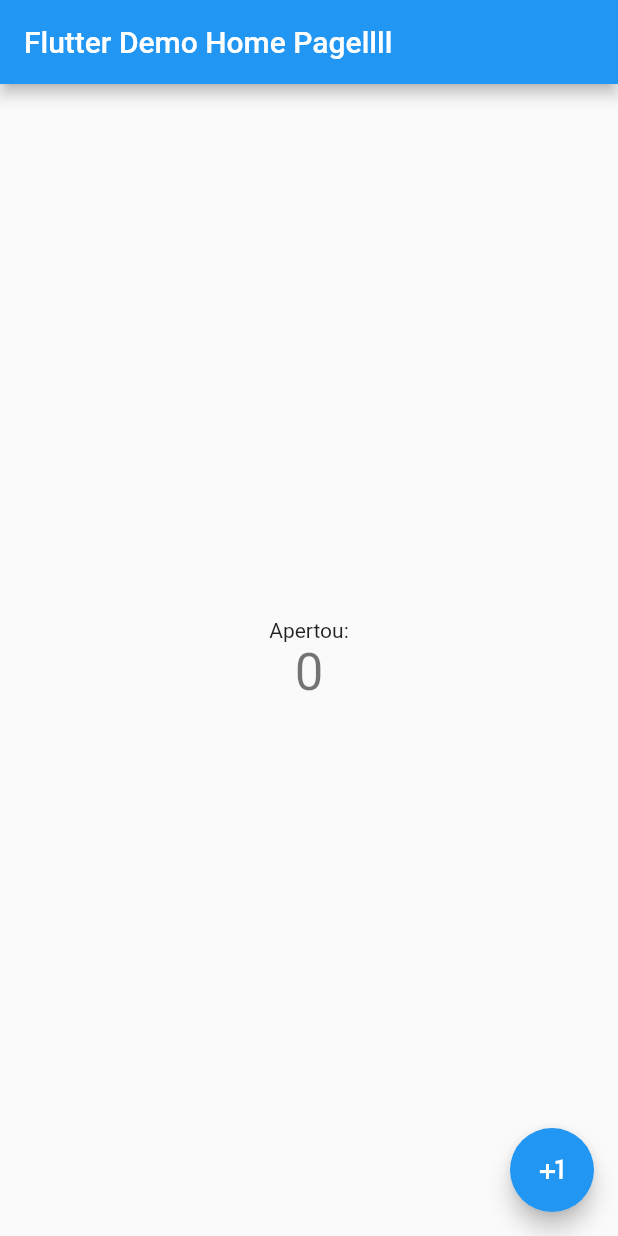
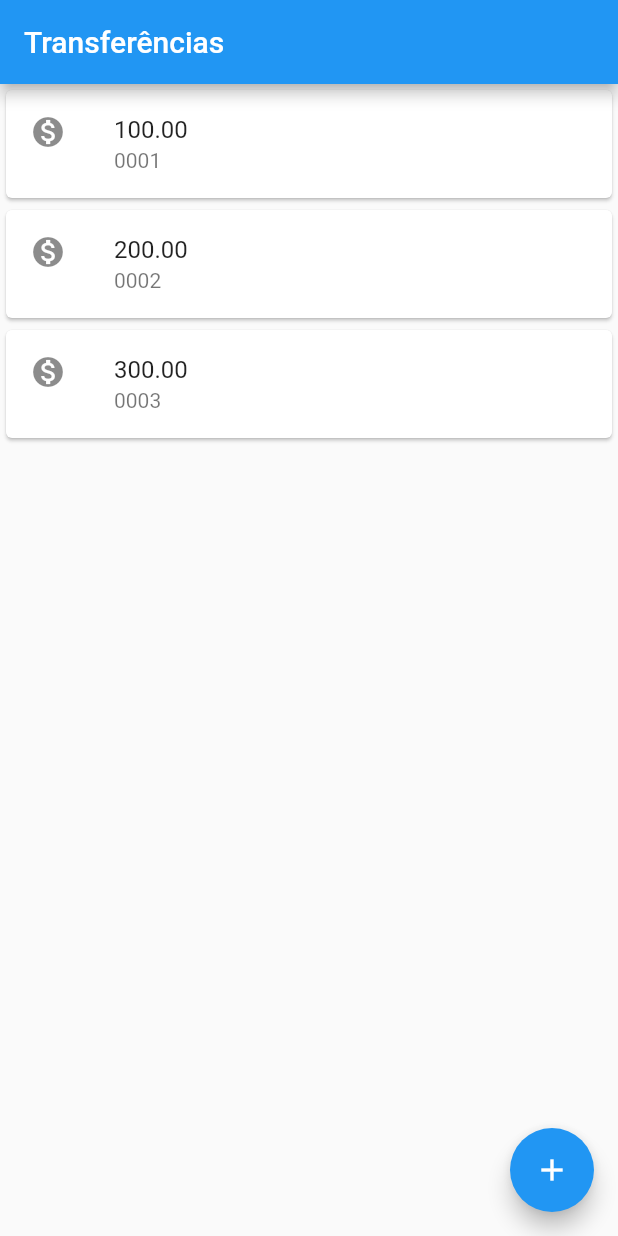
Before and after one commit to coelhoadler/flutter, a Flutter app: the screen it shows after launch, on a phone screen of 412 x 824 dp. Run offline on Flutter 3.47's test engine with Material 2 defaults, Android fonts, the phone set to English and light mode, and no system bars.

Commit message:
Adicionando componente para criar listagem de cards

```diff
--- a/lib/main.dart
+++ b/lib/main.dart
@@ -1,68 +1,58 @@
 import 'package:flutter/material.dart';
 
-void main() {
-  runApp(MyApp());
-}
+void main() => runApp(
+  MaterialApp(
+    home: Scaffold(
+      body: ListaTransferencias(),
+      appBar: AppBar(title: const Text('Transferências'),),
+      floatingActionButton: FloatingActionButton(
+        child: Icon(Icons.add),
+        onPressed: null,
+      ),
+    ),
+    debugShowCheckedModeBanner: false,
+  )
+);
 
-class MyApp extends StatelessWidget {
-  // This widget is the root of your application.
+class ListaTransferencias extends StatelessWidget {
   @override
   Widget build(BuildContext context) {
-    return MaterialApp(
-      title: 'Flutter Demo',
-      theme: ThemeData(
-        primarySwatch: Colors.blue,
-      ),
-      home: MyHomePage(title: 'Flutter Demo Home Pagellll'),
+    // TODO: implement build
+    return Column(
+      children: [
+        ItemTransferencia(Transferencia('100.00', '0001')),
+        ItemTransferencia(Transferencia('200.00', '0002')),
+        ItemTransferencia(Transferencia('300.00', '0003')),
+      ],
     );
   }
 }
 
-class MyHomePage extends StatefulWidget {
-  MyHomePage({Key? key, required this.title}) : super(key: key);
+class ItemTransferencia extends StatelessWidget {
 
-  final String title;
+  final Transferencia transferencia;
 
-  @override
-  _MyHomePageState createState() => _MyHomePageState();
-}
 
-class _MyHomePageState extends State<MyHomePage> {
-  int _counter = 0;
-
-  void _incrementCounter() {
-    setState(() {
-      _counter++;
-    });
-  }
+  ItemTransferencia(this.transferencia);
 
   @override
   Widget build(BuildContext context) {
 
-    return Scaffold(
-      appBar: AppBar(
-        title: Text(widget.title),
+    return Card(
+      child: ListTile(
+        leading: Icon(Icons.monetization_on),
+        title: Text(transferencia.valor.toString()),
+        subtitle: Text(transferencia.numeroConta.toString()),
       ),
-      body: Center(
-        child: Column(
-          mainAxisAlignment: MainAxisAlignment.center,
-          children: <Widget>[
-            Text(
-              'Apertou:',
-            ),
-            Text(
-              '$_counter',
-              style: Theme.of(context).textTheme.headline4,
-            ),
-          ],
-        ),
-      ),
-      floatingActionButton: FloatingActionButton(
-        onPressed: _incrementCounter,
-        tooltip: 'Increment',
-        child: Icon(Icons.plus_one),
-      ),  // This trailing comma makes auto-formatting nicer for build methods.
-
     );
   }
+
 }
+
+class Transferencia {
+
+  final String valor;
+  final String numeroConta;
+
+  Transferencia(this.valor, this.numeroConta);
+}
```
